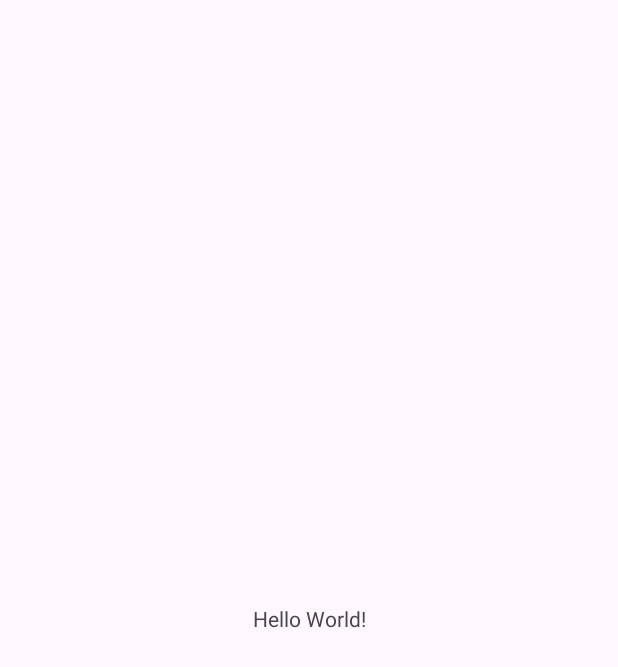
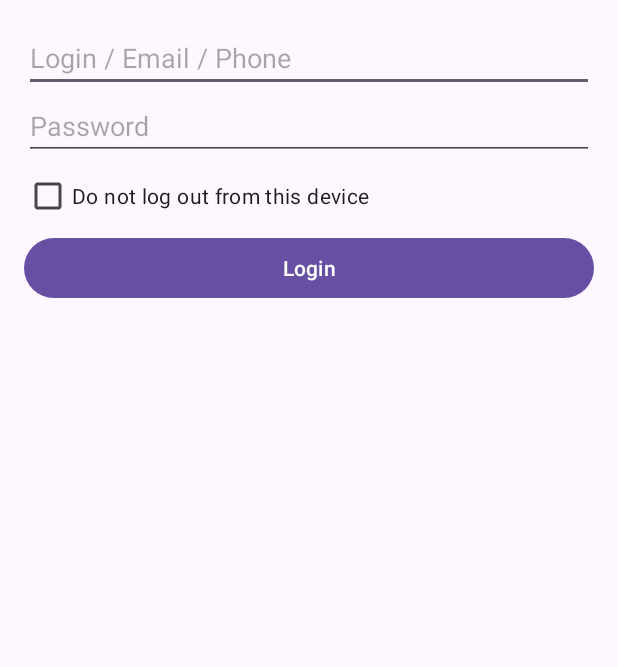
Before and after one commit to AlexHak300gg/ProgectTechnostrelka, an Android app: the screen it shows after launch (MainActivity before the commit, LoginActivity after it), on a phone screen of 412 x 824 dp. Before the commit the part shown is almost empty. Shown: the top 667 px of the screen. Run offline under Robolectric (Android 15) with nearby library versions, the phone set to English and light mode, and no system bars.

Commit message:
code: Registration and Login complited
Сделать регистрацию и авторизацию с данными которые будут в дизайне. - СДЕЛАНО

```diff
--- /dev/null
+++ b/app/src/main/java/com/example/technostrelka/Class/LoginActivity.java
@@ -0,0 +1,80 @@
+package com.example.technostrelka.Class;
+
+import android.os.AsyncTask;
+import android.os.Bundle;
+import android.view.View;
+import android.widget.Button;
+import android.widget.CheckBox;
+import android.widget.EditText;
+import android.widget.Toast;
+import androidx.appcompat.app.AppCompatActivity;
+
+import com.example.technostrelka.Database.AppDatabase;
+import com.example.technostrelka.Database.UserDao;
+import com.example.technostrelka.R;
+import com.example.technostrelka.Setting.User;
+
+public class LoginActivity extends AppCompatActivity {
+    private EditText loginEditText, passwordEditText;
+    private CheckBox rememberMeCheckBox;
+    private Button loginButton;
+
+    @Override
+    protected void onCreate(Bundle savedInstanceState) {
+        super.onCreate(savedInstanceState);
+        setContentView(R.layout.activity_login);
+
+        loginEditText = findViewById(R.id.login);
+        passwordEditText = findViewById(R.id.password);
+        rememberMeCheckBox = findViewById(R.id.rememberMeCheckBox);
+        loginButton = findViewById(R.id.loginButton);
+
+        loginButton.setOnClickListener(new View.OnClickListener() {
+            @Override
+            public void onClick(View v) {
+                authenticateUser();
+            }
+        });
+    }
+
+    private void authenticateUser() {
+        String login = loginEditText.getText().toString();
+        String password = passwordEditText.getText().toString();
+        boolean rememberMe = rememberMeCheckBox.isChecked();
+
+        new AuthenticateUserAsyncTask(AppDatabase.getDatabase(this), new AuthenticateUserAsyncTask.AuthenticateListener() {
+            @Override
+            public void onAuthenticate(User user) {
+                if (user != null) {
+                    Toast.makeText(LoginActivity.this, "Login successful", Toast.LENGTH_SHORT).show();
+                } else {
+                    Toast.makeText(LoginActivity.this, "Invalid credentials", Toast.LENGTH_SHORT).show();
+                }
+            }
+        }).execute(login, password);
+    }
+
+    private static class AuthenticateUserAsyncTask extends AsyncTask<String, Void, User> {
+        private UserDao userDao;
+        private AuthenticateListener listener;
+
+        AuthenticateUserAsyncTask(AppDatabase db, AuthenticateListener listener) {
+            userDao = db.userDao();
+            this.listener = listener;
+        }
+
+        @Override
+        protected User doInBackground(String... credentials) {
+            return userDao.authenticate(credentials[0], credentials[1]);
+        }
+
+        @Override
+        protected void onPostExecute(User user) {
+            listener.onAuthenticate(user);
+        }
+
+        interface AuthenticateListener {
+            void onAuthenticate(User user);
+        }
+    }
+}
--- a/app/src/main/java/com/example/technostrelka/MainActivity.java
+++ b/app/src/main/java/com/example/technostrelka/Class/ProfileActivity.java
@@ -1,4 +1,4 @@
-package com.example.technostrelka;
+package com.example.technostrelka.Class;
 
 import android.os.Bundle;
 
@@ -8,13 +8,15 @@ import androidx.core.graphics.Insets;
 import androidx.core.view.ViewCompat;
 import androidx.core.view.WindowInsetsCompat;
 
-public class MainActivity extends AppCompatActivity {
+import com.example.technostrelka.R;
+
+public class ProfileActivity extends AppCompatActivity {
 
     @Override
     protected void onCreate(Bundle savedInstanceState) {
         super.onCreate(savedInstanceState);
         EdgeToEdge.enable(this);
-        setContentView(R.layout.activity_main);
+        setContentView(R.layout.activity_profile);
         ViewCompat.setOnApplyWindowInsetsListener(findViewById(R.id.main), (v, insets) -> {
             Insets systemBars = insets.getInsets(WindowInsetsCompat.Type.systemBars());
             v.setPadding(systemBars.left, systemBars.top, systemBars.right, systemBars.bottom);
--- /dev/null
+++ b/app/src/main/java/com/example/technostrelka/Database/UserDao.java
@@ -0,0 +1,18 @@
+package com.example.technostrelka.Database;
+import androidx.room.Dao;
+import androidx.room.Insert;
+import androidx.room.Query;
+
+import com.example.technostrelka.Setting.User;
+
+@Dao
+public interface UserDao {
+    @Insert
+    void insert(User user);
+
+    @Query("SELECT * FROM users WHERE login = :login OR email = :login OR mobilePhone = :login")
+    User getUserByLoginOrEmailOrPhone(String login);
+
+    @Query("SELECT * FROM users WHERE login = :login AND password = :password")
+    User authenticate(String login, String password);
+}
--- /dev/null
+++ b/app/src/main/res/layout/activity_login.xml
@@ -0,0 +1,33 @@
+<LinearLayout xmlns:android="http://schemas.android.com/apk/res/android"
+    android:layout_width="match_parent"
+    android:layout_height="match_parent"
+    android:orientation="vertical"
+    android:padding="16dp">
+
+    <EditText
+        android:id="@+id/login"
+        android:layout_width="match_parent"
+        android:layout_height="wrap_content"
+        android:hint="Login / Email / Phone"
+        android:inputType="text" />
+
+    <EditText
+        android:id="@+id/password"
+        android:layout_width="match_parent"
+        android:layout_height="wrap_content"
+        android:hint="Password"
+        android:inputType="textPassword" />
+
+    <CheckBox
+        android:id="@+id/rememberMeCheckBox"
+        android:layout_width="wrap_content"
+        android:layout_height="wrap_content"
+        android:text="Do not log out from this device" />
+
+    <Button
+        android:id="@+id/loginButton"
+        android:layout_width="match_parent"
+        android:layout_height="wrap_content"
+        android:text="Login" />
+
+</LinearLayout>
--- a/app/src/main/res/layout/activity_main.xml
+++ b/app/src/main/res/layout/activity_profile.xml
@@ -5,7 +5,7 @@
     android:id="@+id/main"
     android:layout_width="match_parent"
     android:layout_height="match_parent"
-    tools:context=".MainActivity">
+    tools:context=".Class.ProfileActivity">
 
     <TextView
         android:layout_width="wrap_content"
--- a/gradle/libs.versions.toml
+++ b/gradle/libs.versions.toml
@@ -1,5 +1,5 @@
 [versions]
-agp = "8.8.0"
+agp = "8.8.1"
 junit = "4.13.2"
 junitVersion = "1.2.1"
 espressoCore = "3.6.1"
```
Also changed, not shown: app/build.gradle.kts (+13 -0 lines), app/src/main/AndroidManifest.xml (+7 -1 lines), app/src/main/java/com/example/technostrelka/Class/RegistrationActivity.java (added, +80 -0 lines), app/src/main/java/com/example/technostrelka/Database/AppDatabase.java (added, +27 -0 lines), app/src/main/java/com/example/technostrelka/Setting/User.java (added, +15 -0 lines), app/src/main/res/layout/activity_registration.xml (added, +63 -0 lines).
